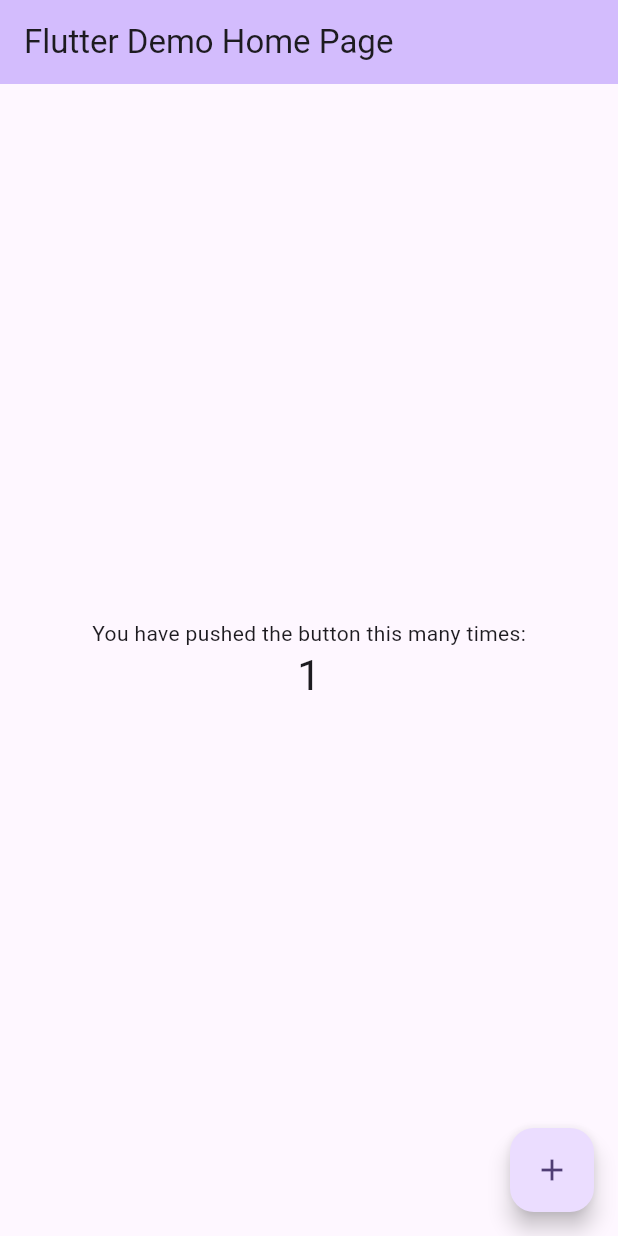
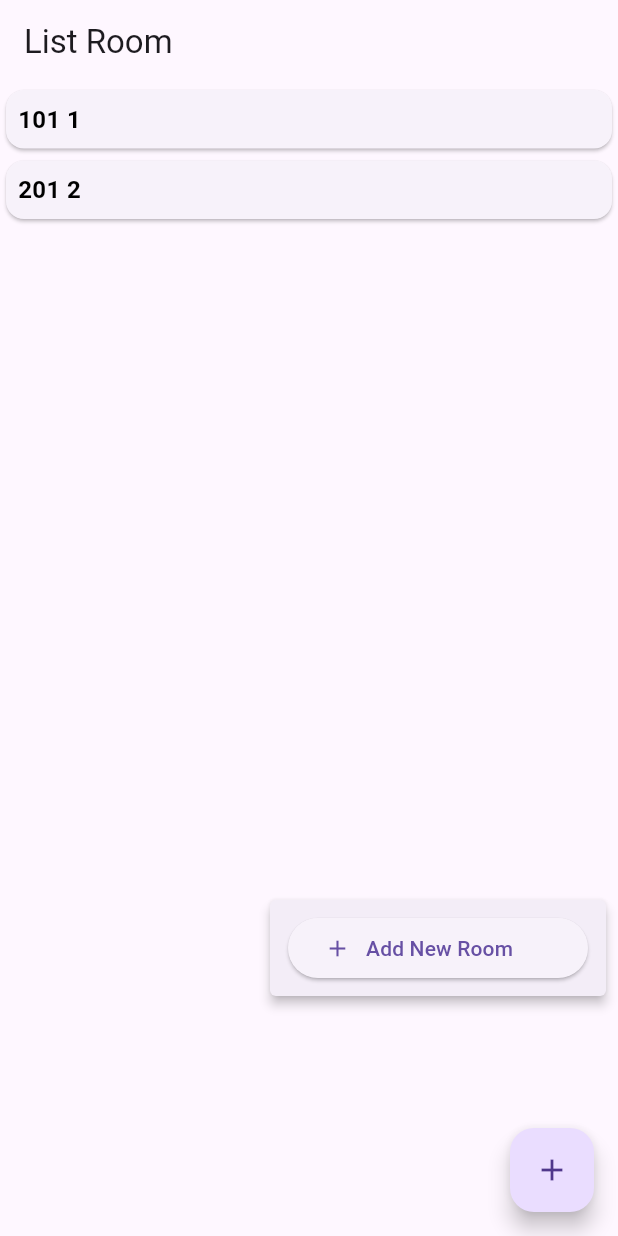
Before and after one commit to ptnga/laptrinhUD, a Flutter app: the screen it shows after launch, after a tap on the "add" icon, on a phone screen of 412 x 824 dp. Run offline on Flutter 3.47's test engine with Material 3 defaults, Android fonts, the phone set to English and light mode, and no system bars.

Commit message:
roomManager

```diff
--- a/qlkhachsan/lib/main.dart
+++ b/qlkhachsan/lib/main.dart
@@ -1,125 +1,32 @@
+import 'widgets/roomManager.dart';
 import 'package:flutter/material.dart';
-
+import 'package:provider/provider.dart';
 void main() {
-  runApp(const MyApp());
+  runApp(MyApp());
 }
 
 class MyApp extends StatelessWidget {
   const MyApp({super.key});
-
-  // This widget is the root of your application.
   @override
   Widget build(BuildContext context) {
-    return MaterialApp(
-      title: 'Flutter Demo',
-      theme: ThemeData(
-        // This is the theme of your application.
-        //
-        // TRY THIS: Try running your application with "flutter run". You'll see
-        // the application has a purple toolbar. Then, without quitting the app,
-        // try changing the seedColor in the colorScheme below to Colors.green
-        // and then invoke "hot reload" (save your changes or press the "hot
-        // reload" button in a Flutter-supported IDE, or press "r" if you used
-        // the command line to start the app).
-        //
-        // Notice that the counter didn't reset back to zero; the application
-        // state is not lost during the reload. To reset the state, use hot
-        // restart instead.
-        //
-        // This works for code too, not just values: Most code changes can be
-        // tested with just a hot reload.
-        colorScheme: ColorScheme.fromSeed(seedColor: Colors.deepPurple),
-        useMaterial3: true,
+    return ChangeNotifierProvider(
+        create: (context) => RoomManagerProvider(),
+        child: MaterialApp(
+          home: MyHomePage(),
+        ),
+    );
+
+  }
+}
+
+class MyHomePage extends StatelessWidget {
+  @override
+  Widget build(BuildContext context) {
+    return Scaffold(
+      appBar: AppBar(
+        title: Text("List Room"),
       ),
-      home: const MyHomePage(title: 'Flutter Demo Home Page'),
+      body: RoomManager() ,
     );
   }
 }
-
-class MyHomePage extends StatefulWidget {
-  const MyHomePage({super.key, required this.title});
-
-  // This widget is the home page of your application. It is stateful, meaning
-  // that it has a State object (defined below) that contains fields that affect
-  // how it looks.
-
-  // This class is the configuration for the state. It holds the values (in this
-  // case the title) provided by the parent (in this case the App widget) and
-  // used by the build method of the State. Fields in a Widget subclass are
-  // always marked "final".
-
-  final String title;
-
-  @override
-  State<MyHomePage> createState() => _MyHomePageState();
-}
-
-class _MyHomePageState extends State<MyHomePage> {
-  int _counter = 0;
-
-  void _incrementCounter() {
-    setState(() {
-      // This call to setState tells the Flutter framework that something has
-      // changed in this State, which causes it to rerun the build method below
-      // so that the display can reflect the updated values. If we changed
-      // _counter without calling setState(), then the build method would not be
-      // called again, and so nothing would appear to happen.
-      _counter++;
-    });
-  }
-
-  @override
-  Widget build(BuildContext context) {
-    // This method is rerun every time setState is called, for instance as done
-    // by the _incrementCounter method above.
-    //
-    // The Flutter framework has been optimized to make rerunning build methods
-    // fast, so that you can just rebuild anything that needs updating rather
-    // than having to individually change instances of widgets.
-    return Scaffold(
-      appBar: AppBar(
-        // TRY THIS: Try changing the color here to a specific color (to
-        // Colors.amber, perhaps?) and trigger a hot reload to see the AppBar
-        // change color while the other colors stay the same.
-        backgroundColor: Theme.of(context).colorScheme.inversePrimary,
-        // Here we take the value from the MyHomePage object that was created by
-        // the App.build method, and use it to set our appbar title.
-        title: Text(widget.title),
-      ),
-      body: Center(
-        // Center is a layout widget. It takes a single child and positions it
-        // in the middle of the parent.
-        child: Column(
-          // Column is also a layout widget. It takes a list of children and
-          // arranges them vertically. By default, it sizes itself to fit its
-          // children horizontally, and tries to be as tall as its parent.
-          //
-          // Column has various properties to control how it sizes itself and
-          // how it positions its children. Here we use mainAxisAlignment to
-          // center the children vertically; the main axis here is the vertical
-          // axis because Columns are vertical (the cross axis would be
-          // horizontal).
-          //
-          // TRY THIS: Invoke "debug painting" (choose the "Toggle Debug Paint"
-          // action in the IDE, or press "p" in the console), to see the
-          // wireframe for each widget.
-          mainAxisAlignment: MainAxisAlignment.center,
-          children: <Widget>[
-            const Text(
-              'You have pushed the button this many times:',
-            ),
-            Text(
-              '$_counter',
-              style: Theme.of(context).textTheme.headlineMedium,
-            ),
-          ],
-        ),
-      ),
-      floatingActionButton: FloatingActionButton(
-        onPressed: _incrementCounter,
-        tooltip: 'Increment',
-        child: const Icon(Icons.add),
-      ), // This trailing comma makes auto-formatting nicer for build methods.
-    );
-  }
-}
--- a/qlkhachsan/lib/models/Room.dart
+++ b/qlkhachsan/lib/models/Room.dart
@@ -1,16 +1,16 @@
 import 'RoomType.dart';
 import 'RoomVariant.dart';
 class Room {
-  final int soPhong;
-  final int Tang;
-  final bool status;
+  final int numberRoom;
+  final int numberfloor;
+  final bool statusBook;
   final RoomType type;
   final RoomVariant variant;
 
   Room({
-    required this.soPhong,
-    required this.Tang,
-    required this.status,
+    required this.numberRoom,
+    required this.numberfloor,
+    required this.statusBook,
     required this.type,
     required this.variant,
   });
--- a/qlkhachsan/lib/models/RoomVariant.dart
+++ b/qlkhachsan/lib/models/RoomVariant.dart
@@ -1,6 +1,5 @@
 class RoomVariant {
   final String name;
-
   RoomVariant({
     required this.name,
   });
--- /dev/null
+++ b/qlkhachsan/lib/widgets/roomDetail.dart
@@ -0,0 +1,31 @@
+import 'package:flutter/material.dart';
+import 'package:qlkhachsan/models/Room.dart';
+
+class RoomDetailPage extends StatelessWidget {
+  final Room room;
+
+  RoomDetailPage(this.room);
+
+  @override
+  Widget build(BuildContext context) {
+    return Scaffold(
+      appBar: AppBar(
+        title: Text('Room Detail'),
+      ),
+      body: Padding(
+        padding: const EdgeInsets.all(16.0),
+        child: Column(
+          crossAxisAlignment: CrossAxisAlignment.start,
+          children: [
+            Text('Number: ${room.numberRoom}'),
+            Text('Floor: ${room.numberfloor}'),
+            Text('Type: ${room.type?.name}'),
+            Text('Variant: ${room.variant?.name}'),
+            Text('Status: ${room.statusBook}'),
+            // Add more details as needed
+          ],
+        ),
+      ),
+    );
+  }
+}
--- /dev/null
+++ b/qlkhachsan/lib/widgets/roomManager.dart
@@ -0,0 +1,163 @@
+import 'package:flutter/material.dart';
+import 'package:qlkhachsan/models/Room.dart';
+import 'package:qlkhachsan/models/RoomType.dart';
+import 'package:qlkhachsan/models/RoomVariant.dart';
+import 'package:provider/provider.dart';
+import 'package:qlkhachsan/widgets/formaddRoom.dart';
+import 'package:qlkhachsan/widgets/formaddRoomVariant.dart';
+import 'formaddRoomType.dart';
+import 'package:qlkhachsan/widgets/showlistRoom.dart';
+
+class RoomManagerProvider extends ChangeNotifier {
+  final List<RoomType> _listRoomType = [
+    RoomType(name: "Single"),
+    RoomType(name: "Double"),
+  ];
+
+  List<RoomType> get listRoomType => _listRoomType;
+
+  set listRoomType(List<RoomType> newListRoomType) {
+    _listRoomType.addAll(newListRoomType);
+    notifyListeners();
+  }
+
+  addRoomType(String name) {
+    final newRoomType = RoomType(name: name);
+    _listRoomType.add(newRoomType);
+    notifyListeners();
+  }
+
+  final List<RoomVariant> _listRoomVariant = [
+    RoomVariant(name: "Standard"),
+    RoomVariant(name: "VIP"),
+  ];
+
+  List<RoomVariant> get listRoomVariant => _listRoomVariant;
+
+  set listRoomVariant(List<RoomVariant> newListRoomVariant) {
+    _listRoomVariant.addAll(newListRoomVariant);
+    notifyListeners();
+  }
+  addRoomVariant(String name) {
+    final newRoomVariant = RoomVariant(name: name);
+    _listRoomVariant.add(newRoomVariant);
+    notifyListeners();
+  }
+
+  late final List<Room> listRoom;
+
+  // Hàm khởi tạo
+  RoomManagerProvider() {
+    listRoom = [
+      Room(numberRoom: 101, numberfloor: 1, statusBook: true, type: listRoomType[0], variant: listRoomVariant[0]),
+      Room(numberRoom: 201, numberfloor: 2, statusBook: false, type: listRoomType[1], variant: listRoomVariant[1]),
+    ];
+  }
+
+  addRoom(int numberRoom, int numberfloor, int numberType, int numberVariant) {
+     RoomType addType = listRoomType[numberType];
+     RoomVariant addVariant = listRoomVariant[numberVariant];
+    final newRoom = Room(
+      numberRoom: numberRoom,
+      numberfloor: numberfloor,
+      statusBook: false,
+      type: addType,
+      variant: addVariant,
+    );
+    listRoom.add(newRoom);
+    notifyListeners();
+  }
+}
+
+class RoomManager extends StatelessWidget {
+  @override
+  Widget build(BuildContext context) {
+    return ChangeNotifierProvider(
+      create: (_) => RoomManagerProvider(),
+      child: RoomManagerWidget(),
+    );
+  }
+}
+
+class RoomManagerWidget extends StatefulWidget {
+  @override
+  State<RoomManagerWidget> createState() => _RoomManagerWidgetState();
+}
+
+class _RoomManagerWidgetState extends State<RoomManagerWidget> {
+  @override
+  Widget build(BuildContext context) {
+    return Consumer<RoomManagerProvider>(
+      builder: (context, roomManagerProvider, child) {
+        return Stack(
+          children: [
+            Container(
+                 child: ShowListRoom(roomManagerProvider.listRoom)
+              // child: FromAddRoom(roomManagerProvider.addRoom),
+            ),
+            Positioned(
+              bottom: 16.0,
+                right: 16.0,
+                child: FloatingActionButton(
+                  onPressed: () {
+                    showMenu(
+                      context: context,
+                      position: RelativeRect.fromLTRB(300, 600, 0, 0),
+                      items: [
+                        PopupMenuItem(
+                          child: ElevatedButton (
+                            onPressed: () {
+                              showDialog(
+                                  context: context,
+                                  builder: (BuildContext context) {
+                                    return FromAddRoom(roomManagerProvider.addRoom);
+                                  }
+                              );
+                            },
+                            child: Row(
+                              children: [
+                                Icon(Icons.add),
+                                SizedBox(width: 10),
+                                Text('Add New Room')
+                              ],
+
+                            ),
+                          )
+                        ),
+                        // PopupMenuItem(
+                        //   child: ListTile(
+                        //     title: Text('Add Room Type'),
+                        //     onTap: () {
+                        //       Navigator.push(
+                        //         context,
+                        //         MaterialPageRoute(builder: (context) => FromAddRoomType(roomManagerProvider.addRoomType)),
+                        //       );
+                        //       Navigator.pop(context);
+                        //       // Gọi hàm thêm loại phòng mới hoặc mở form thêm loại phòng mới
+                        //     },
+                        //   ),
+                        // ),
+                        // PopupMenuItem(
+                        //   child: ListTile(
+                        //     title: Text('Add Room Variant'),
+                        //     onTap: () {
+                        //       Navigator.push(
+                        //         context,
+                        //         MaterialPageRoute(builder: (context) => FromAddRoomVariant(roomManagerProvider.addRoomVariant)),
+                        //       );
+                        //       Navigator.pop(context);
+                        //     },
+                        //   ),
+                        // ),
+                      ],
+                    );
+                  },
+                  child: Icon(Icons.add),
+                ),
+            ),
+          ],
+        );
+      },
+    );
+  }
+}
--- /dev/null
+++ b/qlkhachsan/lib/widgets/showlistRoom.dart
@@ -0,0 +1,42 @@
+import 'package:flutter/material.dart';
+import 'package:qlkhachsan/models/Room.dart';
+import 'roomDetail.dart';
+
+class ShowListRoom extends StatelessWidget {
+  final List<Room> listRoom;
+
+  ShowListRoom(this.listRoom);
+
+  @override
+  Widget build(BuildContext context) {
+    return ListView.builder(
+      itemCount: listRoom.length,
+      itemBuilder: (BuildContext context, int index) {
+        Room r = listRoom[index];
+        return GestureDetector(
+          onTap: () {
+            Navigator.push(
+              context,
+              MaterialPageRoute(
+                builder: (context) => RoomDetailPage(r),
+              ),
+            );
+          },
+          child: Card(
+            child: Padding(
+              padding: const EdgeInsets.all(8.0),
+              child: Text(
+                '${r.numberRoom} ${r.numberfloor}',
+                style: TextStyle(
+                  fontSize: 16,
+                  fontWeight: FontWeight.bold,
+                  color: Colors.black,
+                ),
+              ),
+            ),
+          ),
+        );
+      },
+    );
+  }
+}
--- a/qlkhachsan/pubspec.yaml
+++ b/qlkhachsan/pubspec.yaml
@@ -35,6 +35,8 @@ dependencies:
   # The following adds the Cupertino Icons font to your application.
   # Use with the CupertinoIcons class for iOS style icons.
   cupertino_icons: ^1.0.2
+  intl: ^0.18.1
+  provider: ^6.1.1
 
 dev_dependencies:
   flutter_test:
```
Also changed, not shown: qlkhachsan/lib/widgets/formaddRoom.dart (added, +134 -0 lines), qlkhachsan/lib/widgets/formaddRoomType.dart (added, +52 -0 lines), qlkhachsan/lib/widgets/formaddRoomVariant.dart (added, +36 -0 lines), qlkhachsan/pubspec.lock.
